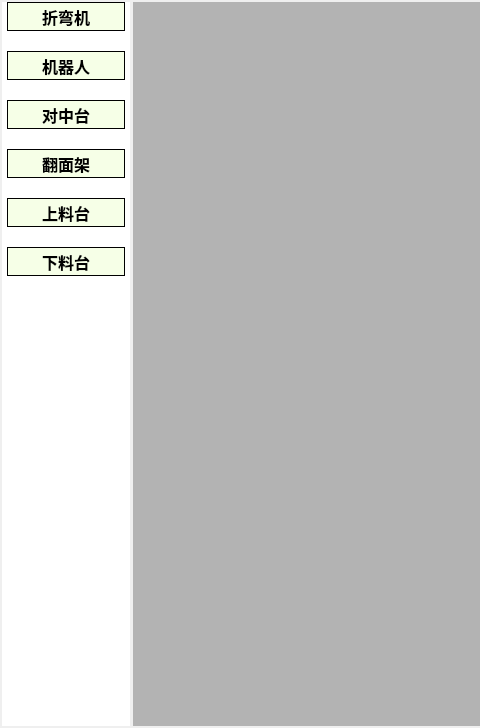
First picture: the form in SelectEquipment/selectequ.ui, repository LWANG670/RobotOfflineBend, before the edit; both pictures show x 0 to 480 and y 0 to 728 of the 1092 by 728 pixel window.
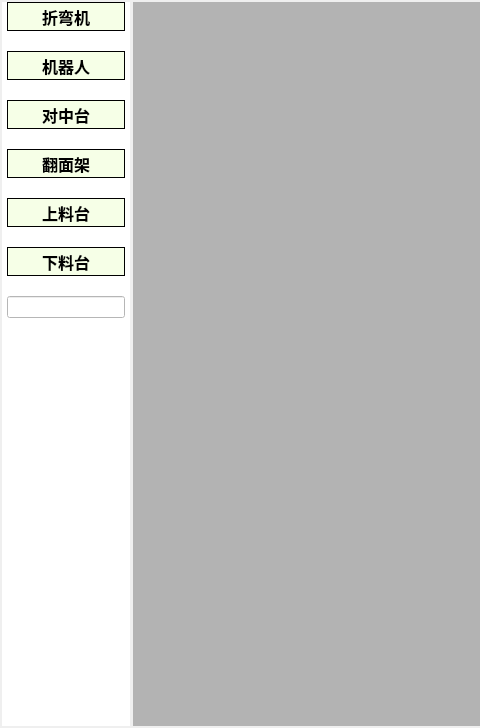
Second picture: the form after the edit. The open tabs and pages were chosen to show the change. Icons and pictures are not drawn.

Diff of the .ui file:
```diff
--- a/SelectEquipment/selectequ.ui
+++ b/SelectEquipment/selectequ.ui
@@ -55,7 +55,7 @@
         <property name="styleSheet">
          <string notr="true">background-color: rgb(255, 255, 255);</string>
         </property>
-        <layout class="QVBoxLayout" name="verticalLayout_3" stretch="1,1,1,1,1,1,1">
+        <layout class="QVBoxLayout" name="verticalLayout_3" stretch="1,1,1,1,1,1,0,1">
          <property name="spacing">
           <number>20</number>
          </property>
@@ -305,6 +305,13 @@
            </property>
           </widget>
          </item>
+         <item>
+          <widget class="QLineEdit" name="lineEdit">
+           <property name="inputMask">
+            <string/>
+           </property>
+          </widget>
+         </item>
          <item>
           <spacer name="verticalSpacer">
            <property name="orientation">
```
Left out of the diff: 2 changed lines with no effect on the pictures.
